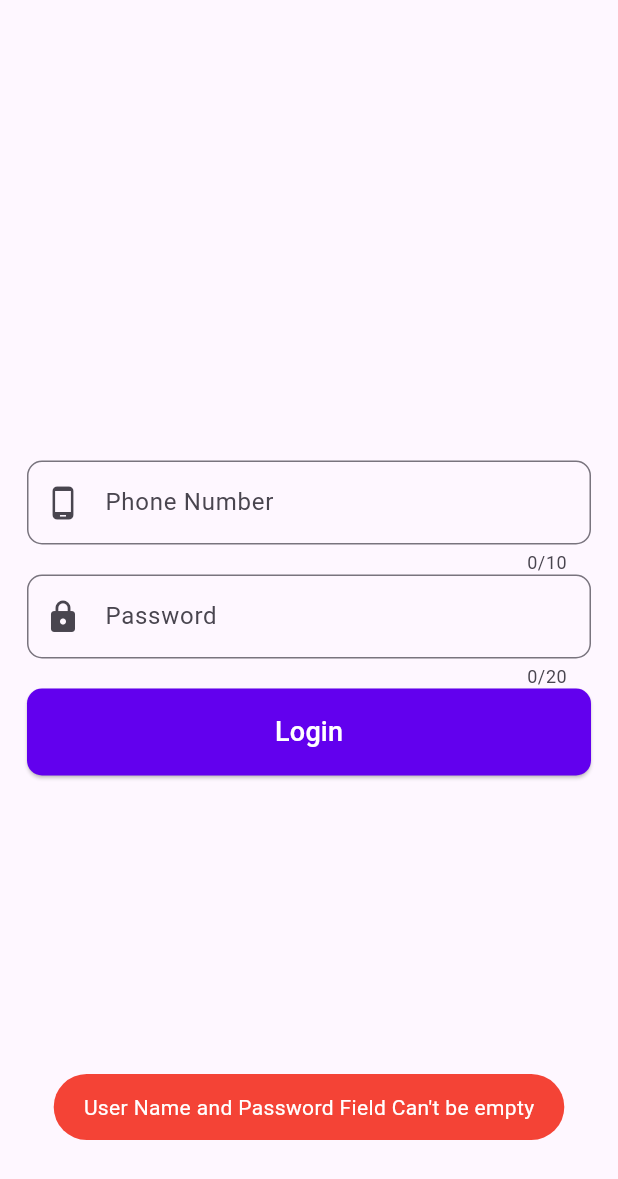
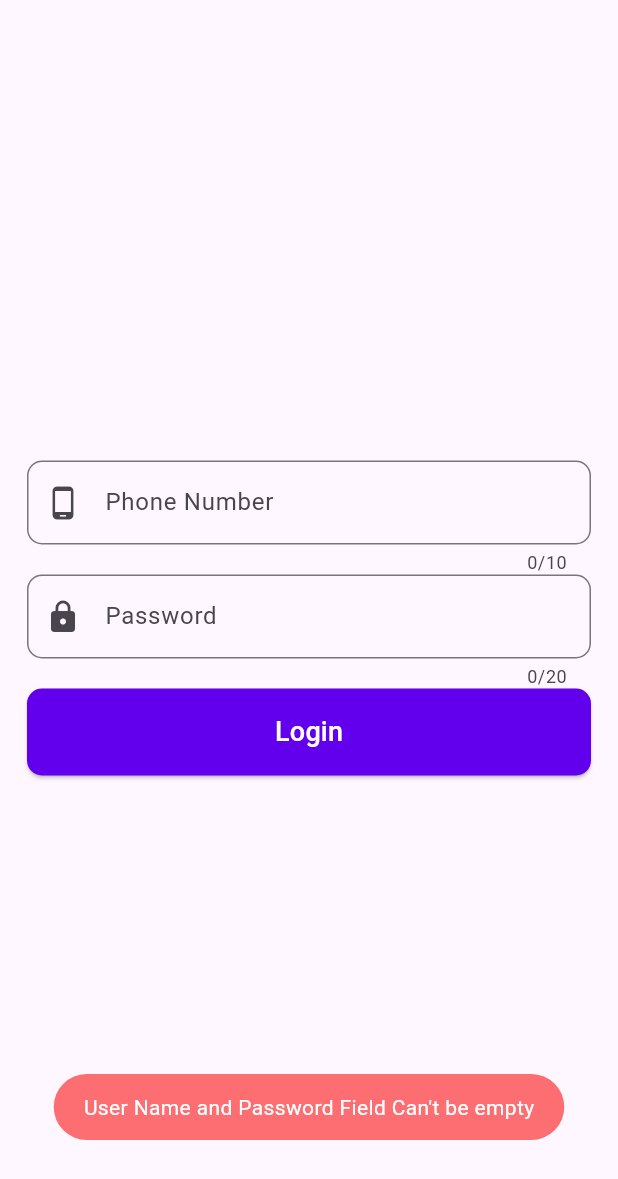
Before and after one commit to vrianta/workers_hub_app_flutter, a Flutter app: the screen it shows after launch, after a tap on "Login", on a phone screen of 412 x 824 dp. Shown: the top 1179 px of the screen. Run offline on Flutter 3.47's test engine with Material 3 defaults, Android fonts, the phone set to English and light mode, and no system bars; our stand-ins replace flutter_secure_storage, fluttertoast, speech_to_text; network calls fail.

Commit message:
Refactor Login UI to streamline code, remove unused initState, and improve toast message handling

```diff
--- a/lib/Pages/Login/login_ui.dart
+++ b/lib/Pages/Login/login_ui.dart
@@ -19,22 +19,16 @@ class _LoginState extends State<Login> {
   final TextEditingController passwordController = TextEditingController();
 
   @override
-  void initState() {
-    super.initState();
-  }
-
-  @override
   void dispose() {
     userNameController.dispose();
     passwordController.dispose();
     super.dispose();
   }
 
-  // ignore: empty_constructor_bodies
   @override
   Widget build(BuildContext context) {
     return FutureBuilder<bool>(
-      future: loadStoredCreds(context), // Assuming this is a Future<bool>
+      future: loadStoredCreds(context),
       builder: (context, snapshot) {
         if (snapshot.connectionState == ConnectionState.waiting) {
           return MaterialApp(
@@ -45,20 +39,17 @@ class _LoginState extends State<Login> {
                   backgroundColor: Colors.amber,
                   color: Colors.black,
                 ),
-              ), // Show loading while waiting for the result
+              ),
             ),
           );
         }
-        // If credentials are found (true)
         if (snapshot.hasData && snapshot.data!) {
-          // Show an empty page
           return MaterialApp(
             home: Scaffold(
-              body: Container(), // Empty page, just a blank container
+              body: Container(),
             ),
           );
         }
-        // If login page is needed (no credentials found)
         return MaterialApp(
           home: Scaffold(
             body: Center(
@@ -100,24 +91,15 @@ class _LoginState extends State<Login> {
 
   Future<bool> loadStoredCreds(BuildContext context) async {
     const storage = FlutterSecureStorage();
-
-    // Await the future to get the actual value
     String? username = await storage.read(key: "username");
     String? password = await storage.read(key: "password");
 
-    // Assign the values to the text controllers
-    userNameController.text = username ?? ''; // Default to empty if null
-    passwordController.text = password ?? ''; // Default to empty if null
+    userNameController.text = username ?? '';
+    passwordController.text = password ?? '';
 
     if (username != null && password != null) {
-      // ignore: use_build_context_synchronously
-      return onpressedLoginButton(
-        // ignore: use_build_context_synchronously
-        userNameController,
-        passwordController,
-      );
+      return onpressedLoginButton(userNameController, passwordController);
     }
-
     return false;
   }
 
@@ -131,12 +113,12 @@ class _LoginState extends State<Login> {
           const Color.fromARGB(146, 250, 7, 7));
       return false;
     }
+
     ApiHandler apiHandler = ApiHandler();
     await apiHandler.login(userName, password);
     var responseObj = jsonDecode(apiHandler.response);
 
     if (responseObj["CODE"] == "RELOGIN") {
-      // Auto login
       await apiHandler.login(userName, password);
       responseObj = jsonDecode(apiHandler.response);
     }
@@ -171,13 +153,13 @@ class _LoginState extends State<Login> {
     return (userName.isEmpty || password.isEmpty);
   }
 
-  void showToast(String? massage, Color? testColor) async {
+  void showToast(String? message, Color? testColor) async {
     await Fluttertoast.showToast(
-      msg: massage ?? "Internal Error Occured",
+      msg: message ?? "Internal Error Occurred",
       toastLength: Toast.LENGTH_SHORT,
       gravity: ToastGravity.BOTTOM,
       timeInSecForIosWeb: 1,
-      backgroundColor: Colors.red,
+      backgroundColor: testColor,
       textColor: Colors.white,
       fontSize: 14.0,
     );
@@ -185,7 +167,6 @@ class _LoginState extends State<Login> {
 
   void storeCreds(String userName, String password) async {
     var storage = FlutterSecureStorage();
-
     storage.write(key: "username", value: userName);
     storage.write(key: "password", value: password);
   }
```
